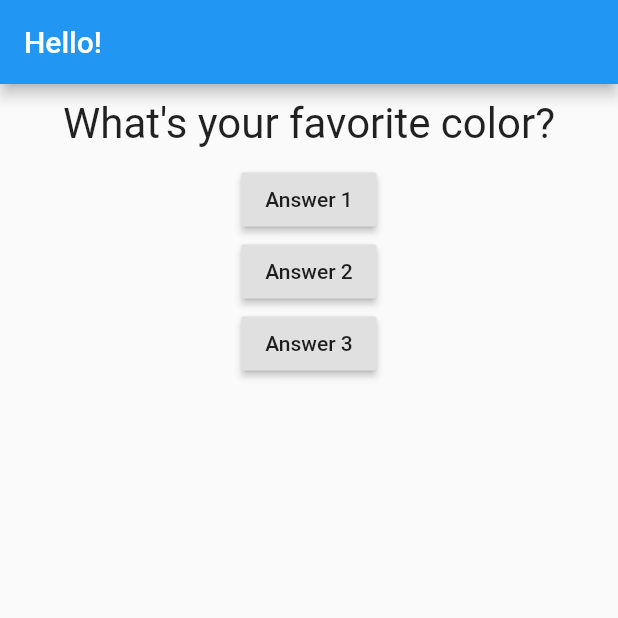
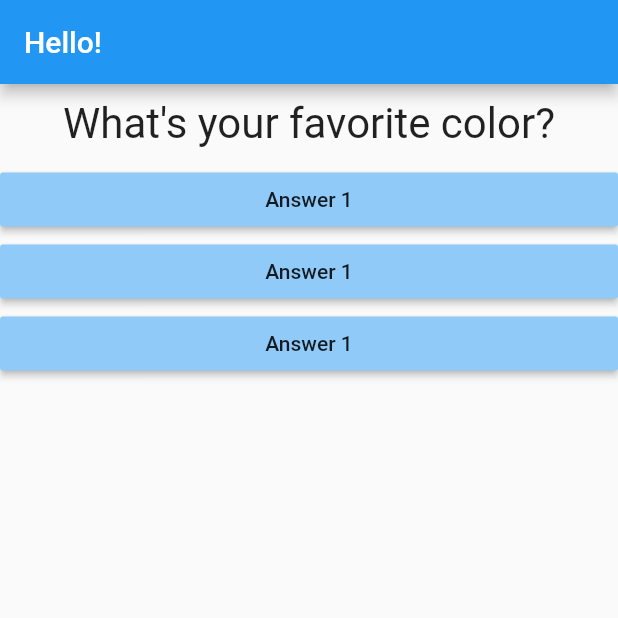
Before and after one commit to asyrafahmad/quiz_apps, a Flutter app: the screen it shows after launch, on a phone screen of 412 x 824 dp, the top half of it. Run offline on Flutter 3.47's test engine with Material 2 defaults, Android fonts, the phone set to English and light mode, and no system bars.

```diff
--- /dev/null
+++ b/lib/answer.dart
@@ -0,0 +1,20 @@
+import 'package:flutter/material.dart';
+
+class Answer extends StatelessWidget {
+
+  final Function selectHandler;
+
+  Answer(this.selectHandler);
+
+  @override
+  Widget build(BuildContext context) {
+    return Container(
+      width: double.infinity,
+      child: RaisedButton(
+        color: Colors.blue[200],
+        child: Text('Answer 1'),
+        onPressed: selectHandler,
+      ),
+    );
+  }
+}
--- a/lib/main.dart
+++ b/lib/main.dart
@@ -1,6 +1,7 @@
 import 'package:flutter/material.dart';
 
 import './question.dart';
+import './answer.dart';
 
 // void main(){
 //   runApp(MyApp());
@@ -44,20 +45,9 @@ class _MyAppState extends State<MyApp> {
               // questions.elementAt(0),
               questions[_questionIndex],
             ),
-            RaisedButton(
-              child: Text('Answer 1'),
-              onPressed: _answerQuestion,
-            ),
-            RaisedButton(
-              child: Text('Answer 2'),
-              onPressed: () => print('Answer 1 chosen!'),
-            ),
-            RaisedButton(
-              child: Text('Answer 3'),
-              onPressed: () {
-                print('Answer 1 chosen!');
-              },
-            ),
+            Answer(_answerQuestion),
+            Answer(_answerQuestion),
+            Answer(_answerQuestion),
             // ElevatedButton(onPressed: onPressed, child: child)
           ],
         ),
```
